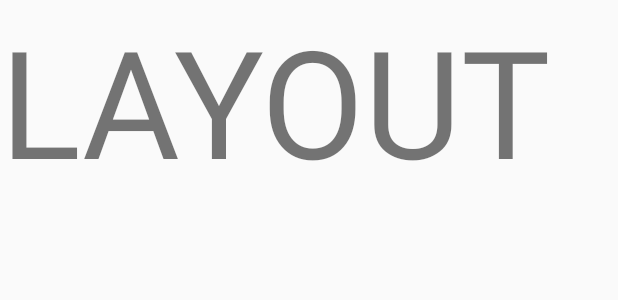
After one commit to njramage/SavageBadger, an Android app: the layout display_bmi.xml on its own in the app's theme, with its tools: preview values and no code run, on a phone screen of 412 x 824 dp. The commit adds this screen. Shown: the top 300 px of the screen. Run offline under Robolectric (Android 15) with nearby library versions, the phone set to English and light mode, and no system bars.

Commit message:
Created Display BMI layout
Made intent to start Display bmi activity

```diff
--- /dev/null
+++ b/BMICalcuator/app/src/main/res/layout/display_bmi.xml
@@ -0,0 +1,13 @@
+<?xml version="1.0" encoding="utf-8"?>
+<LinearLayout xmlns:android="http://schemas.android.com/apk/res/android"
+    android:orientation="vertical" android:layout_width="match_parent"
+    android:layout_height="match_parent">
+
+    <TextView
+        android:layout_width="match_parent"
+        android:layout_height="match_parent"
+        android:text="LAYOUT"
+        android:textSize="100sp"
+        android:centerInParent="true"/>
+
+</LinearLayout>
```
Also changed, not shown: BMICalcuator/app/src/main/java/com/blank_canvas/bmicalcuator/DisplayBMI.java (+10 -0 lines), BMICalcuator/app/src/main/java/com/blank_canvas/bmicalcuator/MainActivity.java (+26 -3 lines).
